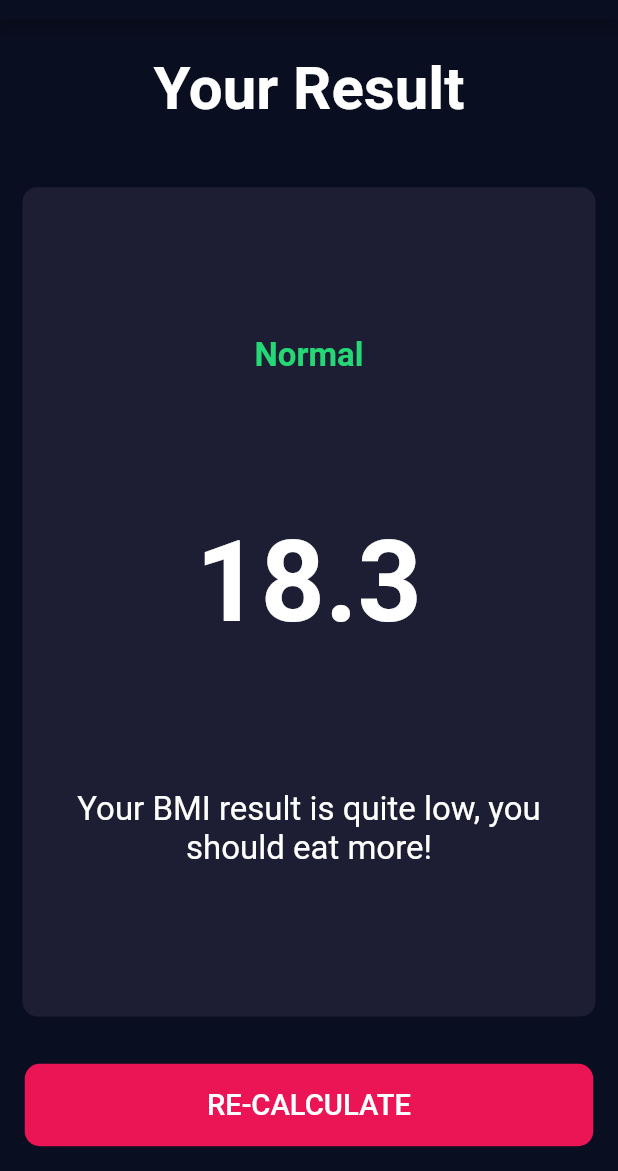
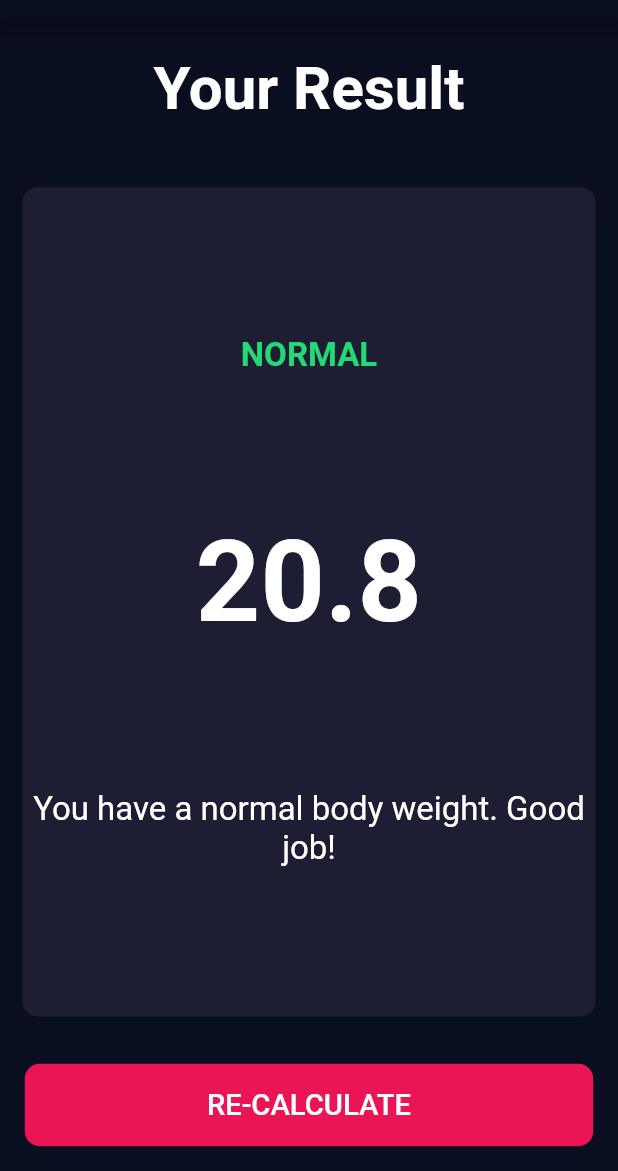
Before and after one commit to yash412/bmi_calculator, a Flutter app: the screen it shows after launch, after a tap on "CALCULATE", on a phone screen of 412 x 824 dp, the part 65-1236 px from its top. Run offline on Flutter 3.47's test engine with Material 2 defaults, Android fonts, the phone set to English and light mode, and no system bars; our stand-ins replace fluttertoast, font_awesome_flutter.

Commit message:
Added all the functionality and toast message too.

```diff
--- /dev/null
+++ b/lib/calculator_brain.dart
@@ -0,0 +1,35 @@
+import 'dart:math';
+
+class CalculatorBrain {
+  CalculatorBrain({this.height, this.weight});
+
+  final int height;
+  final int weight;
+
+  double _bmi;
+
+  String calculateBMI() {
+    _bmi = weight / pow(height / 100, 2);
+    return _bmi.toStringAsFixed(1);
+  }
+
+  String getResult() {
+    if (_bmi >= 25) {
+      return 'Overweight';
+    } else if (_bmi > 18.5) {
+      return 'Normal';
+    } else {
+      return 'Underweight';
+    }
+  }
+
+  String getInterpretation() {
+    if (_bmi >= 25) {
+      return 'You have a higher than normal body weight. Try to exercise more.';
+    } else if (_bmi > 18.5) {
+      return 'You have a normal body weight. Good job!';
+    } else {
+      return 'You have a lower than normal body weight. You can eat a bit more.';
+    }
+  }
+}
--- a/lib/screens/input_page.dart
+++ b/lib/screens/input_page.dart
@@ -6,6 +6,8 @@ import 'package:bmi_calculator/constants.dart';
 import 'results_page.dart';
 import 'package:bmi_calculator/components/bottom_button.dart';
 import 'package:bmi_calculator/components/round_icon_button.dart';
+import 'package:bmi_calculator/calculator_brain.dart';
+import 'package:bmi_calculator/components/toast_message.dart';
 
 enum Sex { male, female }
 
@@ -13,6 +15,8 @@ class InputPage extends StatefulWidget {
   @override
   _InputPageState createState() => _InputPageState();
 }
+
+ToastMessage toastMessage = new ToastMessage();
 
 class _InputPageState extends State<InputPage> {
   Sex selectedSex;
@@ -143,7 +147,12 @@ class _InputPageState extends State<InputPage> {
                             icon: FontAwesomeIcons.plus,
                             onPressed: () {
                               setState(() {
-                                weight++;
+                                if (weight >= 1 && weight < 250) {
+                                  weight++;
+                                } else {
+                                  toastMessage
+                                      .showToast('Weight Limit Exceed !!');
+                                }
                               });
                             },
                           ),
@@ -154,7 +163,12 @@ class _InputPageState extends State<InputPage> {
                             icon: FontAwesomeIcons.minus,
                             onPressed: () {
                               setState(() {
-                                weight--;
+                                if (weight > 1 && weight <= 250) {
+                                  weight--;
+                                } else {
+                                  toastMessage
+                                      .showToast('Weight can\'t be zero');
+                                }
                               });
                             },
                           ),
@@ -185,7 +199,11 @@ class _InputPageState extends State<InputPage> {
                             icon: FontAwesomeIcons.plus,
                             onPressed: () {
                               setState(() {
-                                age++;
+                                if (age >= 1 && age < 100) {
+                                  age++;
+                                } else {
+                                  toastMessage.showToast('Age Limit Exceed !!');
+                                }
                               });
                             },
                           ),
@@ -196,7 +214,11 @@ class _InputPageState extends State<InputPage> {
                             icon: FontAwesomeIcons.minus,
                             onPressed: () {
                               setState(() {
-                                age--;
+                                if (age > 1 && age <= 100) {
+                                  age--;
+                                } else {
+                                  toastMessage.showToast('Age can\'t be zero');
+                                }
                               });
                             },
                           ),
@@ -211,9 +233,17 @@ class _InputPageState extends State<InputPage> {
           BottomButton(
             buttonTitle: 'CALCULATE',
             onTap: () {
+              CalculatorBrain calc =
+                  CalculatorBrain(height: height, weight: weight);
               Navigator.push(
                 context,
-                MaterialPageRoute(builder: (context) => ResultPage()),
+                MaterialPageRoute(
+                  builder: (context) => ResultPage(
+                    bmiResult: calc.calculateBMI(),
+                    resultText: calc.getResult(),
+                    interpretation: calc.getInterpretation(),
+                  ),
+                ),
               );
             },
           ),
--- a/lib/screens/results_page.dart
+++ b/lib/screens/results_page.dart
@@ -4,6 +4,15 @@ import 'package:flutter/material.dart';
 import 'package:bmi_calculator/components/bottom_button.dart';
 
 class ResultPage extends StatelessWidget {
+  ResultPage(
+      {@required this.interpretation,
+      @required this.bmiResult,
+      @required this.resultText});
+
+  final String bmiResult;
+  final String resultText;
+  final String interpretation;
+
   @override
   Widget build(BuildContext context) {
     return Scaffold(
@@ -36,15 +45,15 @@ class ResultPage extends StatelessWidget {
                 crossAxisAlignment: CrossAxisAlignment.center,
                 children: <Widget>[
                   Text(
-                    'Normal',
+                    resultText.toUpperCase(),
                     style: resultTextStyle,
                   ),
                   Text(
-                    '18.3',
+                    bmiResult,
                     style: kBMITextStyle,
                   ),
                   Text(
-                    'Your BMI result is quite low, you should eat more!',
+                    interpretation,
                     textAlign: TextAlign.center,
                     style: kBodyTextStyle,
                   ),
--- a/pubspec.yaml
+++ b/pubspec.yaml
@@ -29,6 +29,7 @@ dependencies:
   # Use with the CupertinoIcons class for iOS style icons.
   cupertino_icons: ^1.0.2
   font_awesome_flutter: ^9.0.0
+  fluttertoast: ^8.0.7
 
 dev_dependencies:
   flutter_test:
```
Also changed, not shown: lib/components/toast_message.dart (added, +17 -0 lines), pubspec.lock.
